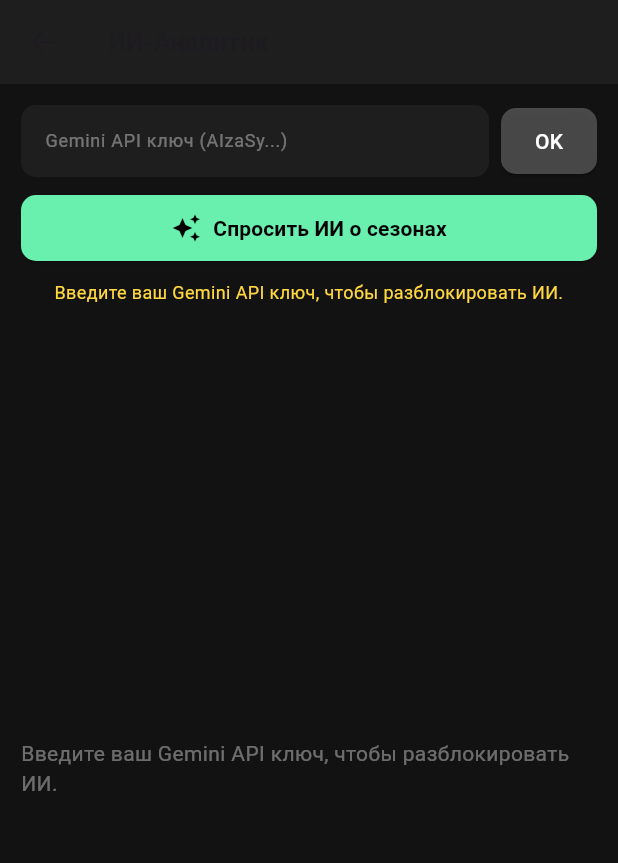
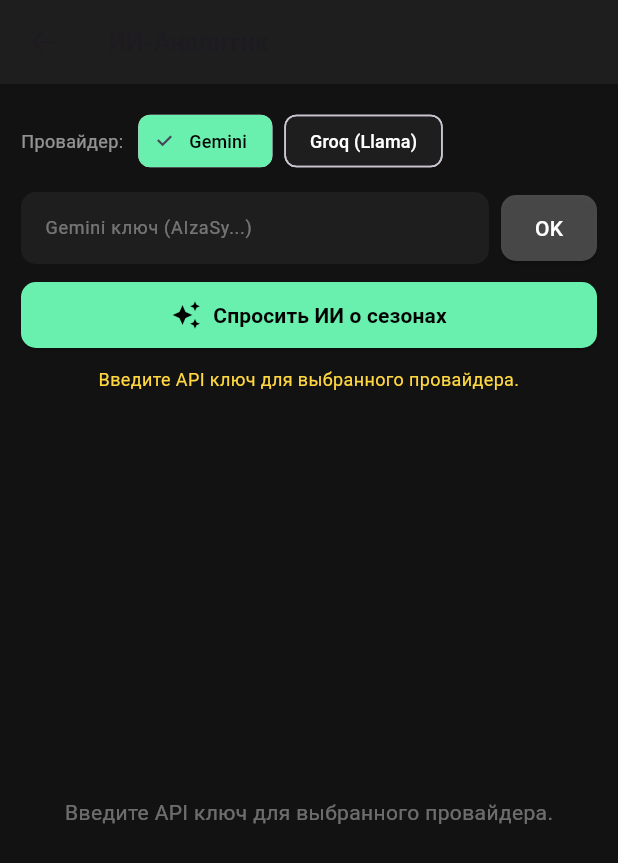
Before and after one commit to ETalking12/fh6-auction-scanner, a Flutter app: the SmartAdvisorTab screen opened directly, on a phone screen of 412 x 824 dp. Shown: the top 863 px of the screen. Run offline on Flutter 3.47's test engine with Material 3 defaults, Android fonts, the light colour scheme and no system bars; our stand-ins replace camera, shared_preferences; missing offline and left inert: flutter_tesseract_ocr; accounts and stored records are empty.

Commit message:
Update main.dart

````diff
--- a/lib/main.dart
+++ b/lib/main.dart
@@ -134,7 +134,7 @@
 }
 
 // ==========================================
-// 1. ИИ-АНАЛИТИК САЙТА (Питается от проверенного JSON)
+// 1. ИИ-АНАЛИТИК САЙТА
 // ==========================================
 class SmartAdvisorTab extends StatefulWidget {
   const SmartAdvisorTab({super.key});
@@ -145,7 +145,11 @@
 
 class _SmartAdvisorTabState extends State<SmartAdvisorTab> {
   final TextEditingController _keyController = TextEditingController();
-  String _savedApiKey = "";
+
+  String _selectedProvider = "gemini";
+  String _geminiKey = "";
+  String _groqKey = "";
+
   bool _isAnalyzing = false;
   String _statusMessage = "";
   Map<String, dynamic>? _structuredData;
@@ -160,14 +164,19 @@
 
   Future<void> _loadState() async {
     final prefs = await SharedPreferences.getInstance();
-    final key = (prefs.getString("gemini_user_api_key") ?? "").trim();
+    final provider = prefs.getString("ai_provider_selection") ?? "gemini";
+    final gKey = (prefs.getString("gemini_user_api_key") ?? "").trim();
+    final rKey = (prefs.getString("groq_user_api_key") ?? "").trim();
+
     final cachedJson = prefs.getString("ai_season_analysis_json");
     final cachedRaw = prefs.getString("ai_season_analysis_raw");
     final updated = prefs.getString("ai_season_analysis_time") ?? "";
 
     setState(() {
-      _savedApiKey = key;
-      _keyController.text = key;
+      _selectedProvider = provider;
+      _geminiKey = gKey;
+      _groqKey = rKey;
+      _keyController.text = (provider == "gemini") ? gKey : rKey;
       _lastUpdatedTime = updated;
 
       if (cachedJson != null) {
@@ -178,8 +187,8 @@
       _rawAnalysisFallback = cachedRaw;
 
       if (_structuredData == null && _rawAnalysisFallback == null) {
-        _statusMessage = key.isEmpty
-            ? "Введите ваш Gemini API ключ, чтобы разблокировать ИИ."
+        _statusMessage = ((provider == "gemini" && gKey.isEmpty) || (provider == "groq" && rKey.isEmpty))
+            ? "Введите API ключ для выбранного провайдера."
             : "Нажмите кнопку, чтобы получить детальный анализ сезона.";
       }
     });
@@ -188,14 +197,30 @@
   Future<void> _saveApiKey() async {
     final key = _keyController.text.trim();
     final prefs = await SharedPreferences.getInstance();
+
+    if (_selectedProvider == "gemini") {
       await prefs.setString("gemini_user_api_key", key);
-    setState(() {
-      _savedApiKey = key;
-    });
+      setState(() => _geminiKey = key);
+    } else {
+      await prefs.setString("groq_user_api_key", key);
+      setState(() => _groqKey = key);
+    }
+
     FocusScope.of(context).unfocus();
     ScaffoldMessenger.of(context).showSnackBar(
       const SnackBar(content: Text("Ключ сохранен в памяти устройства"), duration: Duration(seconds: 2)),
     );
+  }
+
+  Future<void> _switchProvider(String? provider) async {
+    if (provider == null) return;
+    final prefs = await SharedPreferences.getInstance();
+    await prefs.setString("ai_provider_selection", provider);
+
+    setState(() {
+      _selectedProvider = provider;
+      _keyController.text = (provider == "gemini") ? _geminiKey : _groqKey;
+    });
   }
 
   Future<void> _saveAnalysisResult({Map<String, dynamic>? structured, String? raw}) async {
@@ -219,9 +244,9 @@
   }
 
   Future<void> _runAutoAnalysis() async {
-    final cleanKey = _savedApiKey.trim();
-    if (cleanKey.isEmpty) {
-      setState(() => _statusMessage = "Сначала сохраните Gemini API ключ!");
+    final currentKey = (_selectedProvider == "gemini" ? _geminiKey : _groqKey).trim();
+    if (currentKey.isEmpty) {
+      setState(() => _statusMessage = "Сначала сохраните API ключ для выбранного провайдера!");
       return;
     }
 
@@ -231,7 +256,6 @@
     });
 
     try {
-      // Загружаем готовые и чистые данные плейлиста
       final feedRes = await http.get(Uri.parse(PLAYLIST_FEED_URL)).timeout(const Duration(seconds: 20));
 
       if (!mounted) return;
@@ -239,12 +263,10 @@
 
       final String rawFeedData = feedRes.body;
 
-      setState(() => _statusMessage = "Генерация инвестиционной стратегии...");
-
       final prompt = '''
 Ты — эксперт по экономике аукциона Forza Horizon.
 Ниже приведены официальные данные плейлиста фестиваля в формате JSON.
-Твоя задача — проанализировать их и вернуть ответ СТРОГО в формате JSON без каких-либо кавычек ```json, экранирований или дополнительного текста.
+Твоя задача — проанализировать их и вернуть ответ СТРОГО в формате JSON без кавычек ```json, экранирований или дополнительного текста.
 
 Формат вывода:
 {
@@ -256,7 +278,7 @@
   "cars_40pts": [
     {"name": "Название машины", "season": "Сезон", "est_value": "Оценка CR или Target Buyout"}
   ],
-  "trading_advice": "Развернутый совет по перепродаже: какие именно из указанных машин снайпить по указанному buyout, когда продавать за 20М CR, а какие держать в долгосрок."
+  "trading_advice": "Развернутый совет по перепродаже: какие машины снайпить по указанному buyout, когда продавать за 20М CR, а какие держать в долгосрок."
 }
 
 Данные плейлиста:
@@ -266,7 +288,7 @@
       String? successfulText;
       String lastError = "";
 
-      // Отправляем прямой запрос к модели gemini-3.8-flash
+      if (_selectedProvider == "gemini") {
         for (int attempt = 1; attempt <= 2; attempt++) {
           if (!mounted) return;
           setState(() => _statusMessage = "Анализ через Gemini 3.8 Flash (попытка $attempt)...");
@@ -274,7 +296,7 @@
           final apiUrl = Uri.https(
             'generativelanguage.googleapis.com',
             '/v1beta/models/gemini-3.8-flash:generateContent',
-          {'key': cleanKey},
+            {'key': currentKey},
           );
 
           final aiRes = await http.post(
@@ -296,14 +318,41 @@
             successfulText = jsonResult['candidates']?[0]?['content']?['parts']?[0]?['text'];
             break;
           } else if (aiRes.statusCode == 503) {
-          lastError = "Сервер перегружен (503). Повтор...";
+            lastError = "Сервер Gemini перегружен (503). Повтор...";
             await Future.delayed(const Duration(seconds: 2));
           } else if (aiRes.statusCode == 429) {
-          lastError = "Квота запросов превышена (429). Подождите 15 секунд.";
+            lastError = "Квота запросов Gemini исчерпана (429). Подождите 15 секунд.";
             await Future.delayed(const Duration(seconds: 3));
           } else {
-          lastError = "Ошибка HTTP ${aiRes.statusCode}:${aiRes.body}";
+            lastError = "Ошибка Gemini (HTTP ${aiRes.statusCode}):${aiRes.body}";
             break;
+          }
+        }
+      } else {
+        setState(() => _statusMessage = "Анализ через Groq (Llama 3.3)...");
+
+        final apiUrl = Uri.https('api.groq.com', '/openai/v1/chat/completions');
+
+        final aiRes = await http.post(
+          apiUrl,
+          headers: {
+            "Content-Type": "application/json",
+            "Authorization": "Bearer $currentKey"
+          },
+          body: jsonEncode({
+            "model": "llama-3.3-70b-versatile",
+            "messages": [
+              {"role": "user", "content": prompt}
+            ],
+            "temperature": 0.2
+          }),
+        ).timeout(const Duration(seconds: 35));
+
+        if (aiRes.statusCode == 200) {
+          final jsonResult = jsonDecode(aiRes.body);
+          successfulText = jsonResult['choices']?[0]?['message']?['content'];
+        } else {
+          lastError = "Ошибка Groq (HTTP ${aiRes.statusCode}):${aiRes.body}";
         }
       }
 
@@ -360,13 +409,37 @@
           children: [
             Row(
               children: [
+                const Text("Провайдер:", style: TextStyle(color: Colors.white54, fontSize: 12)),
+                const SizedBox(width: 10),
+                ChoiceChip(
+                  label: const Text("Gemini", style: TextStyle(fontSize: 12)),
+                  selected: _selectedProvider == "gemini",
+                  selectedColor: Colors.greenAccent,
+                  backgroundColor: const Color(0xFF1E1E1E),
+                  labelStyle: TextStyle(color: _selectedProvider == "gemini" ? Colors.black : Colors.white),
+                  onSelected: (val) => _switchProvider("gemini"),
+                ),
+                const SizedBox(width: 8),
+                ChoiceChip(
+                  label: const Text("Groq (Llama)", style: TextStyle(fontSize: 12)),
+                  selected: _selectedProvider == "groq",
+                  selectedColor: Colors.greenAccent,
+                  backgroundColor: const Color(0xFF1E1E1E),
+                  labelStyle: TextStyle(color: _selectedProvider == "groq" ? Colors.black : Colors.white),
+                  onSelected: (val) => _switchProvider("groq"),
+                ),
+              ],
+            ),
+            const SizedBox(height: 10),
+            Row(
+              children: [
                 Expanded(
                   child: TextField(
                     controller: _keyController,
                     obscureText: true,
                     style: const TextStyle(color: Colors.white, fontSize: 13),
                     decoration: InputDecoration(
-                      hintText: "Gemini API ключ (AIzaSy...)",
+                      hintText: _selectedProvider == "gemini" ? "Gemini ключ (AIzaSy...)" : "Groq ключ (gsk_...)",
                       hintStyle: const TextStyle(color: Colors.white38, fontSize: 12),
                       filled: true,
                       fillColor: const Color(0xFF1E1E1E),
````
Lines whose indentation alone changed are shown as unchanged.
